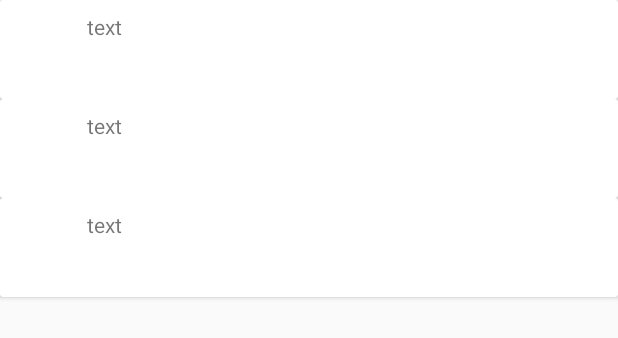
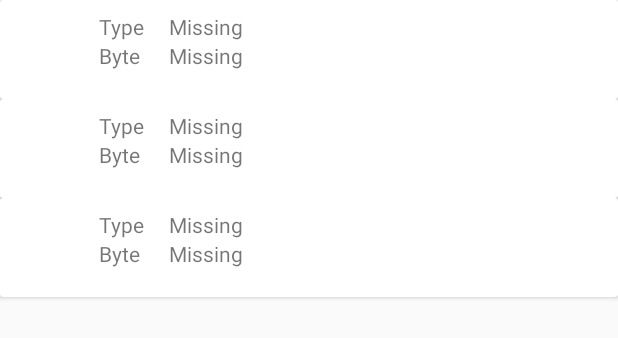
Before and after one commit to dorog/RandomDoggoApp, an Android app: the layout fragment_favourites.xml on its own in the app's theme, with its tools: preview values and no code run, on a phone screen of 412 x 824 dp. Shown: the top 338 px of the screen. Run offline under Robolectric (Android 15) with nearby library versions, the phone set to English and light mode, and no system bars.

```diff
--- a/app/src/main/java/bme/hu/randomdoggo/database/repository/RandomDoggoRoomRepository.kt
+++ b/app/src/main/java/bme/hu/randomdoggo/database/repository/RandomDoggoRoomRepository.kt
@@ -1,5 +1,6 @@
 package bme.hu.randomdoggo.database.repository
 
+import android.util.Log
 import androidx.annotation.WorkerThread
 import androidx.lifecycle.LiveData
 import bme.hu.randomdoggo.database.dao.RandomDoggoDao
@@ -11,6 +12,7 @@ class RandomDoggoRoomRepository(private val randomDoggoDao: RandomDoggoDao) : Ra
 
     @WorkerThread
     override fun addRandomDoggo(randomDoggo: RandomDoggo) {
+        Log.d("REPO", "" + randomDoggo.fileSizeBytes)
         randomDoggoDao.insert(randomDoggo)
     }
 
--- a/app/src/main/java/bme/hu/randomdoggo/interactor/randomDoggo/RandomDoggoInteractor.kt
+++ b/app/src/main/java/bme/hu/randomdoggo/interactor/randomDoggo/RandomDoggoInteractor.kt
@@ -1,5 +1,6 @@
 package bme.hu.randomdoggo.interactor.randomDoggo
 
+import android.util.Log
 import bme.hu.randomdoggo.interactor.randomDoggo.event.GetRandomDoggoEvent
 import bme.hu.randomdoggo.network.NetworkInteractor
 import bme.hu.randomdoggo.network.RandomDoggoApi
--- a/app/src/main/java/bme/hu/randomdoggo/ui/details/DetailsFragmentDialog.kt
+++ b/app/src/main/java/bme/hu/randomdoggo/ui/details/DetailsFragmentDialog.kt
@@ -54,7 +54,7 @@ class DetailsDialogFragment : DialogFragment() {
             val frag = DetailsDialogFragment()
             val args = Bundle()
             args.putString(url, randomDoggo.url)
-            args.putInt(byte, randomDoggo.byte)
+            args.putInt(byte, randomDoggo.fileSizeBytes)
             args.putString(type, randomDoggo.type)
             frag.arguments = args
             return frag
--- a/app/src/main/java/bme/hu/randomdoggo/ui/main/MainActivity.kt
+++ b/app/src/main/java/bme/hu/randomdoggo/ui/main/MainActivity.kt
@@ -92,7 +92,7 @@ class MainActivity : AppCompatActivity(), MainScreen, NavigationView.OnNavigatio
 
         Log.d("RANDOMDOGGO", randomDoggo.url)
         Log.d("RANDOMDOGGO", "" + randomDoggo.type)
-        Log.d("RANDOMDOGGO", "" + randomDoggo.byte)
+        Log.d("RANDOMDOGGO", "" + randomDoggo.fileSizeBytes)
 
         val detailsDialogFragment = DetailsDialogFragment.newInstance(randomDoggo)
 
--- a/app/src/main/java/bme/hu/randomdoggo/ui/search/SearchFragment.kt
+++ b/app/src/main/java/bme/hu/randomdoggo/ui/search/SearchFragment.kt
@@ -2,6 +2,7 @@ package bme.hu.randomdoggo.ui.search
 
 import android.content.Context
 import android.os.Bundle
+import android.util.Log
 import android.view.LayoutInflater
 import android.view.View
 import android.view.ViewGroup
--- a/app/src/main/java/bme/hu/randomdoggo/viewmodel/RandomDoggoViewModel.kt
+++ b/app/src/main/java/bme/hu/randomdoggo/viewmodel/RandomDoggoViewModel.kt
@@ -1,6 +1,7 @@
 package bme.hu.randomdoggo.viewmodel
 
 import android.app.Application
+import android.util.Log
 import androidx.lifecycle.AndroidViewModel
 import androidx.lifecycle.LiveData
 import bme.hu.randomdoggo.database.RandomDoggoRoomDatabase
@@ -28,6 +29,7 @@ class RandomDoggoViewModel(application: Application): AndroidViewModel(applicati
     }
 
     fun insert(randomDoggo: RandomDoggo) = scope.launch(Dispatchers.IO){
+        Log.d("VM", "" + randomDoggo.fileSizeBytes)
         repository.addRandomDoggo(randomDoggo)
     }
 
--- a/app/src/main/res/layout/doggo_item.xml
+++ b/app/src/main/res/layout/doggo_item.xml
@@ -3,7 +3,7 @@
     android:layout_width="match_parent"
     android:layout_height="wrap_content">
 
-    <RelativeLayout
+    <LinearLayout
         android:layout_height="match_parent"
         android:layout_width="match_parent"
         android:padding="8dp">
@@ -15,14 +15,52 @@
             android:contentDescription="@string/picture_image_view">
         </ImageView>
 
-        <TextView
-            android:id="@+id/source"
+        <LinearLayout
             android:layout_width="wrap_content"
             android:layout_height="wrap_content"
-            android:text="@string/place_holder_text"
-            android:layout_toEndOf="@id/picture"
-            android:layout_toRightOf="@id/picture">
-        </TextView>
-    </RelativeLayout>
+            android:orientation="vertical"
+            android:paddingStart="8dp"
+            android:paddingLeft="8dp"
+            android:paddingRight="8dp">
+
+            <TextView
+                android:layout_width="wrap_content"
+                android:layout_height="wrap_content"
+                android:text="@string/type">
+            </TextView>
+
+            <TextView
+                android:layout_width="wrap_content"
+                android:layout_height="wrap_content"
+                android:text="@string/byte_">
+            </TextView>
+        </LinearLayout>
+
+        <LinearLayout
+            android:layout_width="wrap_content"
+            android:layout_height="wrap_content"
+            android:orientation="vertical"
+            android:paddingStart="8dp"
+            android:paddingLeft="8dp"
+            android:paddingRight="8dp">
+
+            <TextView
+                android:id="@+id/type"
+                android:layout_width="wrap_content"
+                android:layout_height="wrap_content"
+                android:text="@string/missing">
+            </TextView>
+
+            <TextView
+                android:id="@+id/byte_"
+                android:layout_width="wrap_content"
+                android:layout_height="wrap_content"
+                android:text="@string/missing">
+            </TextView>
+        </LinearLayout>
+
+
+
+    </LinearLayout>
 
 </androidx.cardview.widget.CardView>
--- a/app/src/main/res/values/strings.xml
+++ b/app/src/main/res/values/strings.xml
@@ -1,8 +1,6 @@
 <resources>
     <string name="app_name">RandomDoggo</string>
 
-    <!-- TODO: Remove or change this placeholder text -->
-    <string name="hello_blank_fragment">Hello blank fragment</string>
     <string name="search_menu">Search</string>
     <string name="favourites_menu">Favourites</string>
     <string name="credits_menu">Credits</string>
@@ -17,4 +15,7 @@
     <string name="place_holder_text">text</string>
     <string name="picture_image_view">Picture Image View</string>
     <string name="ok">OK</string>
+    <string name="missing">Missing</string>
+    <string name="type">Type</string>
+    <string name="byte_">Byte</string>
 </resources>
```
Also changed, not shown: app/src/main/java/bme/hu/randomdoggo/model/RandomDoggo.kt (+6 -7 lines), app/src/main/java/bme/hu/randomdoggo/ui/favourites/FavouritesAdapter.kt (+9 -12 lines).
